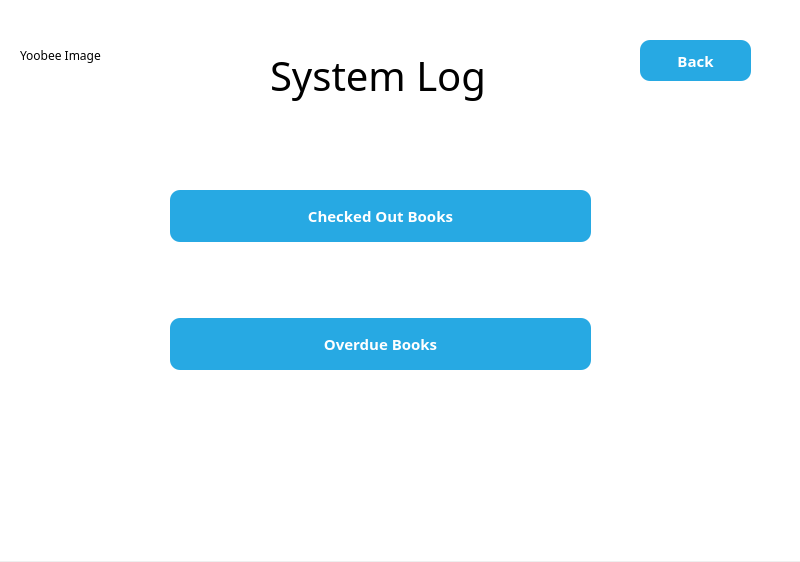
jandrealyn/LibraryQtSystem, file NewWindowChur/adminsystem.ui: the form before one commit.
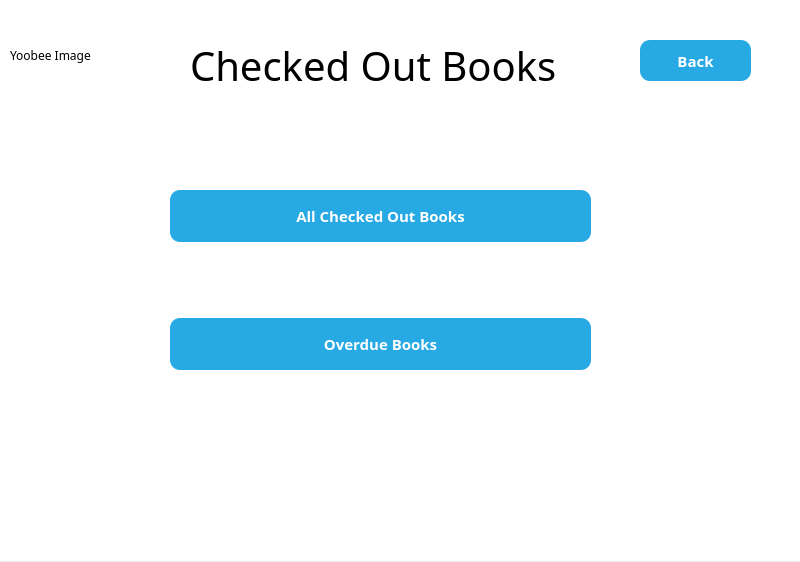
The form after the commit. Icons and pictures are not drawn.

What changed in the file:
```diff
--- a/NewWindowChur/adminsystem.ui
+++ b/NewWindowChur/adminsystem.ui
@@ -92,7 +92,7 @@
 </string>
        </property>
        <property name="text">
-        <string>Checked Out Books</string>
+        <string>All Checked Out Books</string>
        </property>
       </widget>
      </item>
@@ -132,9 +132,9 @@
    <widget class="QLabel" name="label">
     <property name="geometry">
      <rect>
-      <x>270</x>
-      <y>40</y>
-      <width>221</width>
+      <x>190</x>
+      <y>30</y>
+      <width>391</width>
       <height>71</height>
      </rect>
     </property>
@@ -146,7 +146,7 @@
 </string>
     </property>
     <property name="text">
-     <string>System Log</string>
+     <string>Checked Out Books</string>
     </property>
    </widget>
    <widget class="QPushButton" name="back">
@@ -189,7 +189,7 @@
    <widget class="QLabel" name="img">
     <property name="geometry">
      <rect>
-      <x>20</x>
+      <x>10</x>
       <y>10</y>
       <width>181</width>
       <height>91</height>
```
